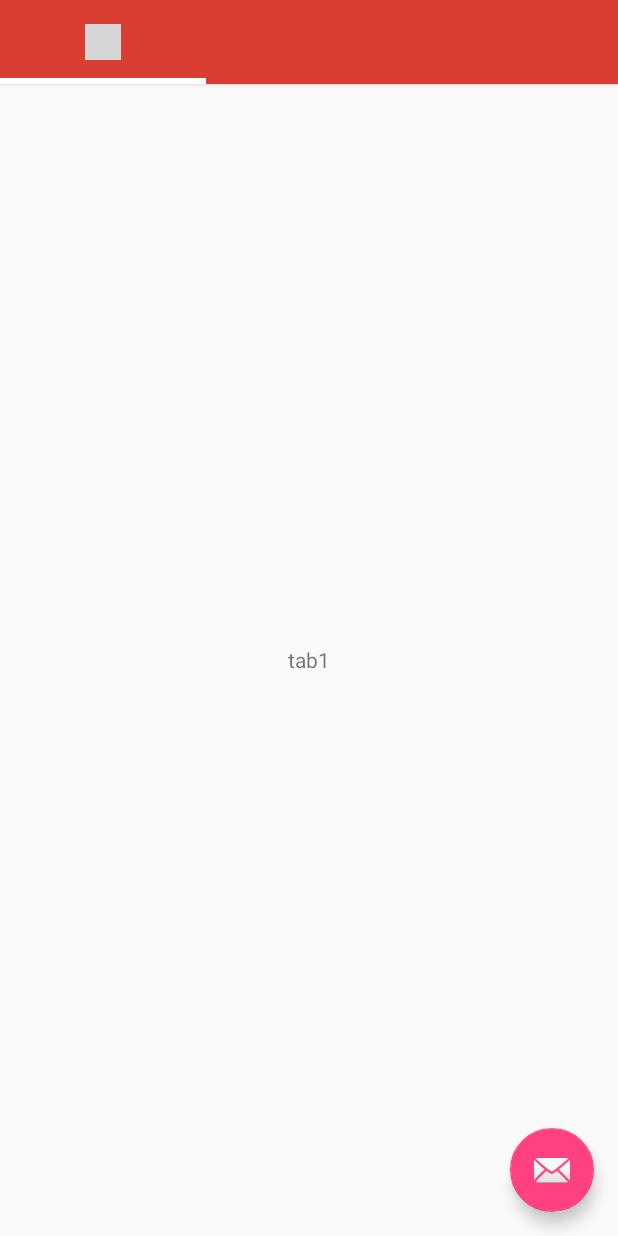
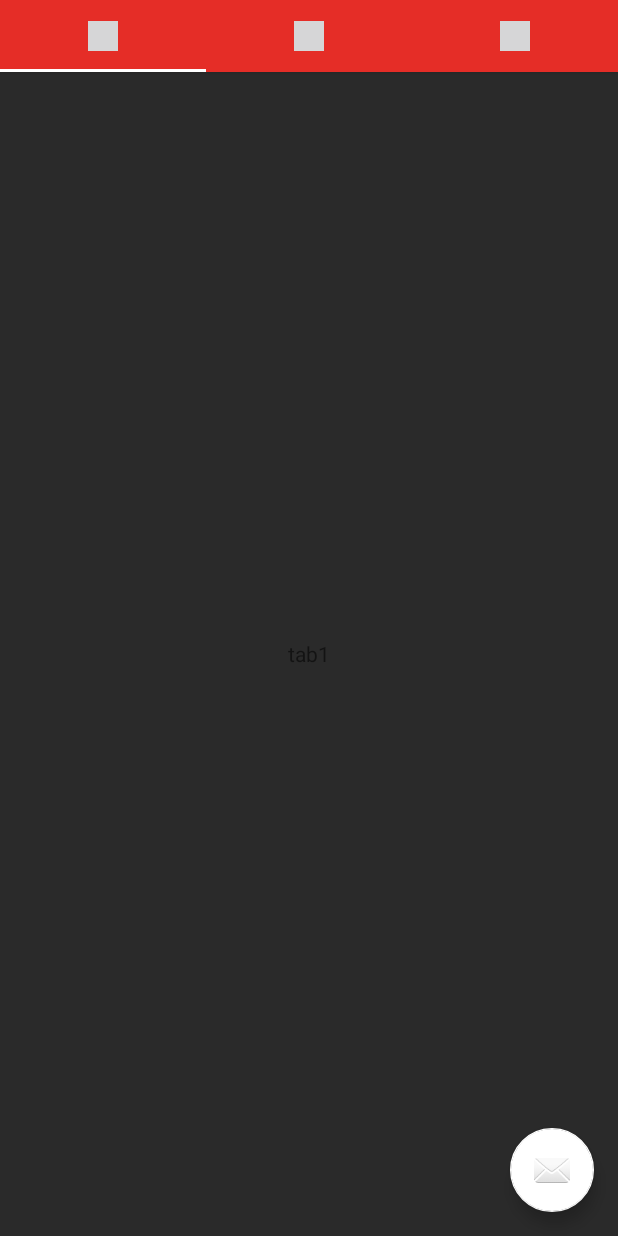
Before and after one commit to doverpv/Ssumnow, an Android app: the MainActivity screen opened directly, with no data from a screen before it, on a phone screen of 412 x 824 dp. Run offline under Robolectric (Android 15) with nearby library versions, the phone set to English and light mode, and no system bars; libraries missing offline, so code that uses them is left out: com.kakao.usermgmt; grey boxes are pictures that could not be loaded.

```diff
--- a/app/src/main/java/com/a37do/ssumnow/MainActivity.java
+++ b/app/src/main/java/com/a37do/ssumnow/MainActivity.java
@@ -54,8 +54,12 @@ public class MainActivity extends AppCompatActivity {
         TabLayout tabLayout = (TabLayout) findViewById(R.id.tabs);
         tabLayout.setupWithViewPager(mViewPager);
 
-        tabLayout.getTabAt(0).setIcon(R.drawable.tab1);
+        tabLayout.getTabAt(0).setIcon(R.drawable.selector_tab1).setCustomView(R.layout.tab_icon);
+        tabLayout.getTabAt(1).setIcon(R.drawable.selector_tab2).setCustomView(R.layout.tab_icon);
+        tabLayout.getTabAt(2).setIcon(R.drawable.selector_tab3).setCustomView(R.layout.tab_icon);
 
+        tabLayout.getTabAt(1).select();
+        tabLayout.getTabAt(0).select();
 
         FloatingActionButton fab = (FloatingActionButton) findViewById(R.id.fab);
         fab.setOnClickListener(new View.OnClickListener() {
@@ -134,18 +138,5 @@ public class MainActivity extends AppCompatActivity {
             // Show 3 total pages.
             return 3;
         }
-
-        /*@Override
-        public CharSequence getPageTitle(int position) {
-            switch (position) {
-                case 0:
-                    return getString(R.string.tab1_name);
-                case 1:
-                    return getString(R.string.tab2_name);
-                case 2:
-                    return getString(R.string.tab3_name);
-            }
-            return null;
-        }*/
     }
 }
--- a/app/src/main/java/com/a37do/ssumnow/SignUpActivity.java
+++ b/app/src/main/java/com/a37do/ssumnow/SignUpActivity.java
@@ -32,7 +32,6 @@ public class SignUpActivity extends BaseActivity {
     private EditText name;
     private EditText age;
     private RadioGroup gender;
-
     private UserProfile userProfileValue;
 
     @Override
@@ -167,8 +166,9 @@ public class SignUpActivity extends BaseActivity {
         intent.putExtra(AGE_KEY, age);
         intent.putExtra(GENDER_KEY, gender);
 
+        //intent.setFlags(Intent.FLAG_ACTIVITY_NO_ANIMATION);
         startActivity(intent);
-
+        overridePendingTransition(0, 0);
         finish();
     }
 }
--- /dev/null
+++ b/app/src/main/java/com/a37do/ssumnow/SplashScreen.java
@@ -0,0 +1,20 @@
+package com.a37do.ssumnow;
+
+import android.app.Activity;
+import android.content.Intent;
+import android.os.Bundle;
+
+/**
+ * Created by hhylu on 2016-05-12.
+ */
+public class SplashScreen extends Activity {
+    protected void onCreate(Bundle savedInstanceState) {
+        super.onCreate(savedInstanceState);
+        setContentView(R.layout.splashscreen);
+
+        Intent intent = new Intent(this, LoginActivity.class);
+        startActivity(intent);
+        finish();
+    }
+
+}
--- a/app/src/main/java/com/a37do/ssumnow/kakao/KakaoSDKAdapter.java
+++ b/app/src/main/java/com/a37do/ssumnow/kakao/KakaoSDKAdapter.java
@@ -24,7 +24,7 @@ public class KakaoSDKAdapter extends KakaoAdapter {
         return new ISessionConfig() {
             @Override
             public AuthType[] getAuthTypes() {
-                return new AuthType[] {AuthType.KAKAO_LOGIN_ALL};
+                return new AuthType[] {AuthType.KAKAO_TALK_EXCLUDE_NATIVE_LOGIN};
             }
 
             @Override
--- /dev/null
+++ b/app/src/main/res/drawable/selector_tab1.xml
@@ -0,0 +1,9 @@
+<?xml version="1.0" encoding="UTF-8"?>
+<selector xmlns:android="http://schemas.android.com/apk/res/android">
+    <item
+        android:state_selected="true"
+        android:drawable="@drawable/tab1" />
+    <item
+        android:state_selected="false"
+        android:drawable="@drawable/tab1_transparant50" />
+ </selector>
--- /dev/null
+++ b/app/src/main/res/drawable/selector_tab2.xml
@@ -0,0 +1,9 @@
+<?xml version="1.0" encoding="UTF-8"?>
+<selector xmlns:android="http://schemas.android.com/apk/res/android">
+    <item
+        android:state_selected="true"
+        android:drawable="@drawable/tab2" />
+    <item
+        android:state_selected="false"
+        android:drawable="@drawable/tab2_transparant50" />
+</selector>
--- /dev/null
+++ b/app/src/main/res/drawable/selector_tab3.xml
@@ -0,0 +1,9 @@
+<?xml version="1.0" encoding="UTF-8"?>
+<selector xmlns:android="http://schemas.android.com/apk/res/android">
+    <item
+        android:state_selected="true"
+        android:drawable="@drawable/tab3" />
+    <item
+        android:state_selected="false"
+        android:drawable="@drawable/tab3_transparant50" />
+</selector>
--- a/app/src/main/res/layout/activity_main.xml
+++ b/app/src/main/res/layout/activity_main.xml
@@ -6,6 +6,7 @@
     android:layout_width="match_parent"
     android:layout_height="match_parent"
     android:fitsSystemWindows="true"
+    android:background="@color/color3"
     tools:context="com.a37do.ssumnow.MainActivity">
 
     <RelativeLayout
@@ -15,11 +16,11 @@
         <android.support.design.widget.TabLayout
             android:id="@+id/tabs"
             android:layout_width="match_parent"
-            android:layout_height="56dp"
+            android:layout_height="48dp"
             app:tabTextColor="@color/tab_text"
             app:tabSelectedTextColor="@color/tab_focus"
             app:tabIndicatorColor="@color/tab_focus"
-            app:tabIndicatorHeight="4dp"
+            app:tabIndicatorHeight="2dp"
             android:elevation="2dp"
             android:background="@color/tab_background"
             android:layout_alignParentTop="true"
--- a/app/src/main/res/layout/login.xml
+++ b/app/src/main/res/layout/login.xml
@@ -3,6 +3,7 @@
     xmlns:tools="http://schemas.android.com/tools"
     android:layout_width="match_parent"
     android:layout_height="match_parent"
+    android:background="@color/colorPrimary"
     tools:context="com.a37do.ssumnow.LoginActivity">
 
     <com.kakao.usermgmt.LoginButton
--- a/app/src/main/res/layout/signup.xml
+++ b/app/src/main/res/layout/signup.xml
@@ -1,5 +1,6 @@
 <?xml version="1.0" encoding="utf-8"?>
 <RelativeLayout xmlns:android="http://schemas.android.com/apk/res/android"
+    android:background="@color/color1"
     android:layout_width="match_parent" android:layout_height="match_parent">
 
     <EditText
--- /dev/null
+++ b/app/src/main/res/layout/splashscreen.xml
@@ -0,0 +1,6 @@
+<?xml version="1.0" encoding="utf-8"?>
+<RelativeLayout xmlns:android="http://schemas.android.com/apk/res/android"
+    android:layout_width="match_parent" android:layout_height="match_parent"
+    android:background="@android:color/holo_purple">
+
+</RelativeLayout>
--- /dev/null
+++ b/app/src/main/res/layout/tab_icon.xml
@@ -0,0 +1,10 @@
+<?xml version="1.0" encoding="utf-8"?>
+<RelativeLayout xmlns:android="http://schemas.android.com/apk/res/android"
+    android:layout_width="match_parent" android:layout_height="match_parent">
+
+    <ImageView
+        android:id="@android:id/icon"
+        android:layout_width="wrap_content"
+        android:layout_height="20dp"
+        android:layout_centerInParent="true"/>
+</RelativeLayout>
--- a/app/src/main/res/values/colors.xml
+++ b/app/src/main/res/values/colors.xml
@@ -1,8 +1,8 @@
 <?xml version="1.0" encoding="utf-8"?>
 <resources>
-    <color name="colorPrimary">#ffffff</color>
-    <color name="colorPrimaryDark">#303F9F</color>
-    <color name="colorAccent">#FF4081</color>
+    <color name="colorPrimary">#e52d27</color>
+    <color name="colorPrimaryDark">#b31217</color>
+    <color name="colorAccent">#FFFFFF</color>
 
     <!-- NEW DISIGN -->
     <color name="color1">#404040</color>
@@ -15,7 +15,7 @@
     <color name="color8">#4A4A4C</color>
     <color name="color9">#BDD1DC</color>
 
-    <color name="tab_background">#d83e32</color>
+    <color name="tab_background">#e52d27</color>
     <color name="tab_focus">#FFFFFF</color>
     <color name="tab_text">#64ffffff</color>
 </resources>
```
